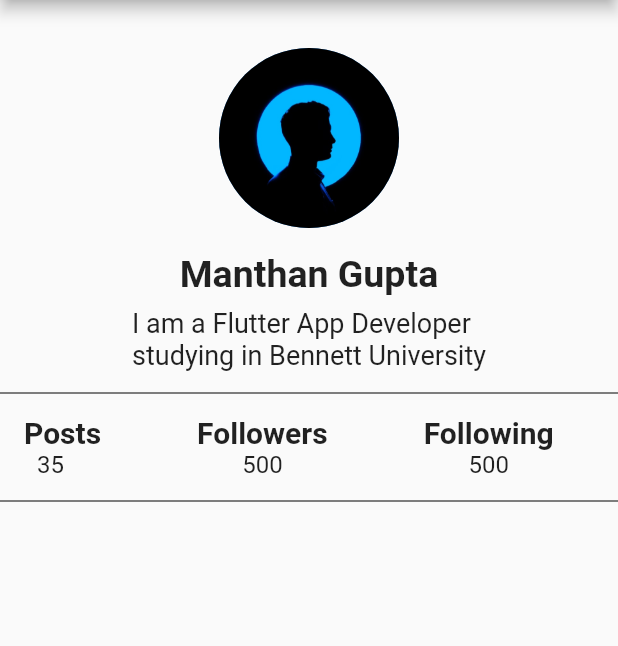
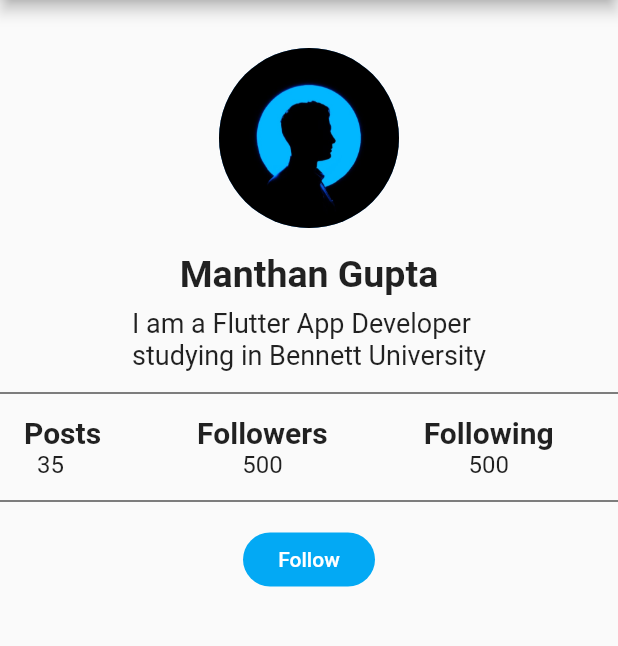
Before and after one commit to Manthan109/MyProfile-App, a Flutter app: the screen it shows after launch, on a phone screen of 412 x 824 dp, the part 84-730 px from its top. Run offline on Flutter 3.47's test engine with Material 2 defaults, Android fonts, the phone set to English and light mode, and no system bars.

Commit message:
Follow button added

```diff
--- a/lib/main.dart
+++ b/lib/main.dart
@@ -115,6 +115,16 @@ class MyHomePage extends StatelessWidget {
               height: 30.0,
               color: Colors.black,
             ),
+            RaisedButton(
+              elevation: 0,
+              onPressed: () => print("Following"),
+              child: Text(
+                "Follow",
+                style: TextStyle(color: Colors.white),
+              ),
+              color: Colors.lightBlue,
+              shape: RoundedRectangleBorder(borderRadius: BorderRadius.circular(20.0)),
+            )
           ],
         ),
       ),
```
